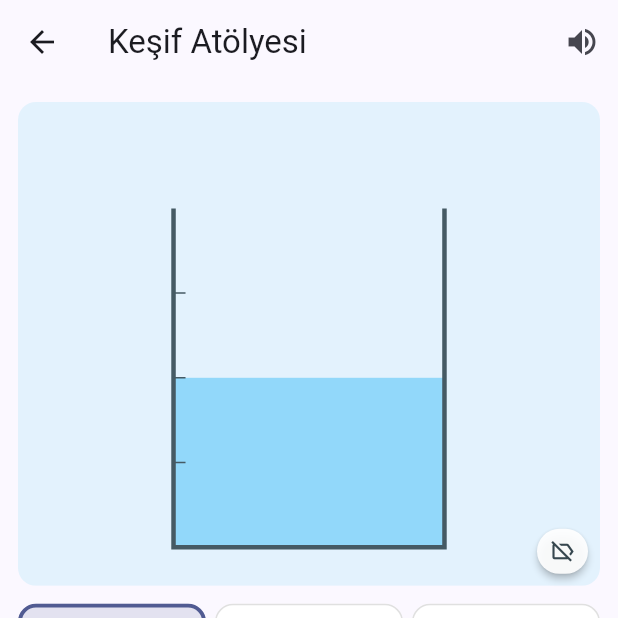
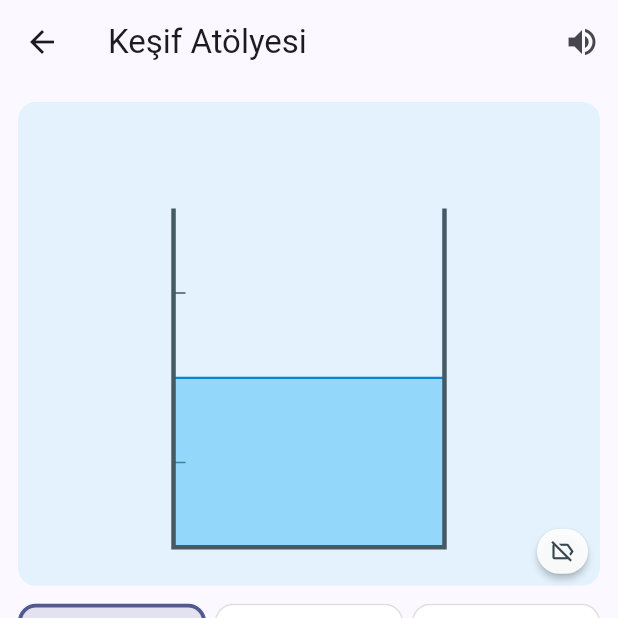
Before and after one commit to ercinnn/oyun, a Flutter app: the ArchimedesExploreScreen screen opened directly, after a tap on the "label" icon, on a phone screen of 412 x 824 dp, the top half of it. Run offline on Flutter 3.47's test engine with Material 3 defaults, Android fonts, the phone set to English and light mode, and no system bars; our stand-ins replace audioplayers, flutter_tts, shared_preferences, supabase_flutter, web; missing offline and left inert: dart:js_interop, three_js; accounts and stored records are empty.

Commit message:
Arşimet: yüzen cisimler doğru derinlikte, hamur kasenin içi kuru
- 3B: suda yüzen cisme yerçekimi eklenmez; cisim yoğunluğu oranında gömülür
  (eskiden denge 4/12 birim aşağı kayıyor, kase tamamen suyun altında kalıyordu)
- 3B: kasenin ağzında yalnızca derinlik yazan görünmez disk; kabın suyu
  kasenin içinde çizilmez
- 2B: cisimlerin su altındaki kısmı suyla örtülür, su çizgisi belirgin

Co-Authored-By: Claude Opus 5.5 <noreply@anthropic.com>

```diff
--- a/lib/widgets/archimedes/archimedes_lab_2d_view.dart
+++ b/lib/widgets/archimedes/archimedes_lab_2d_view.dart
@@ -138,7 +138,7 @@ class _LabPainter extends CustomPainter {
     final waterTop = bottom - level * pxPerCm;
     canvas.drawRect(
       Rect.fromLTRB(box.left, waterTop, box.right, bottom),
-      Paint()..color = _water.withValues(alpha: 0.55),
+      Paint()..color = _water.withValues(alpha: 0.3),
     );
 
     // Cetvel: her 5 cm'de bir çizgi.
@@ -187,6 +187,20 @@ class _LabPainter extends CustomPainter {
       final cx = box.left + tankW * (0.3 + 0.4 * ((k % 2 == 0) ? 0.2 : 0.8));
       lastTop = Offset(cx, objBottom - d - 2);
     }
+
+    // Suyun önü: cisimlerin su altındaki kısmı suyun içinde görünsün (yüzen
+    // cismin bir kısmı suyun üstünde, bir kısmı içinde kalır).
+    canvas.drawRect(
+      Rect.fromLTRB(box.left, waterTop, box.right, bottom),
+      Paint()..color = _water.withValues(alpha: 0.35),
+    );
+    canvas.drawLine(
+      Offset(box.left, waterTop),
+      Offset(box.right, waterTop),
+      Paint()
+        ..color = _waterDeep
+        ..strokeWidth = 1.5,
+    );
 
     // Kap çerçevesi (yanlar + taban, ağız açık).
     final wall = Paint()
```
Also changed, not shown: lib/widgets/archimedes/archimedes_lab_3d_view.dart (+22 -1 lines).
